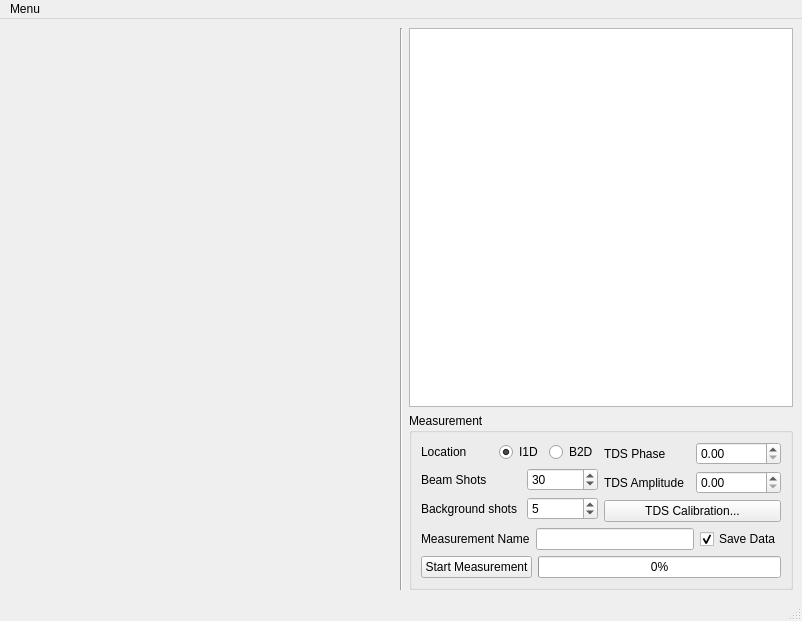
This is esme/gui/ui/esme_window.ui in st-walker/esme as Qt 5 draws it before an edit. The edited form follows.
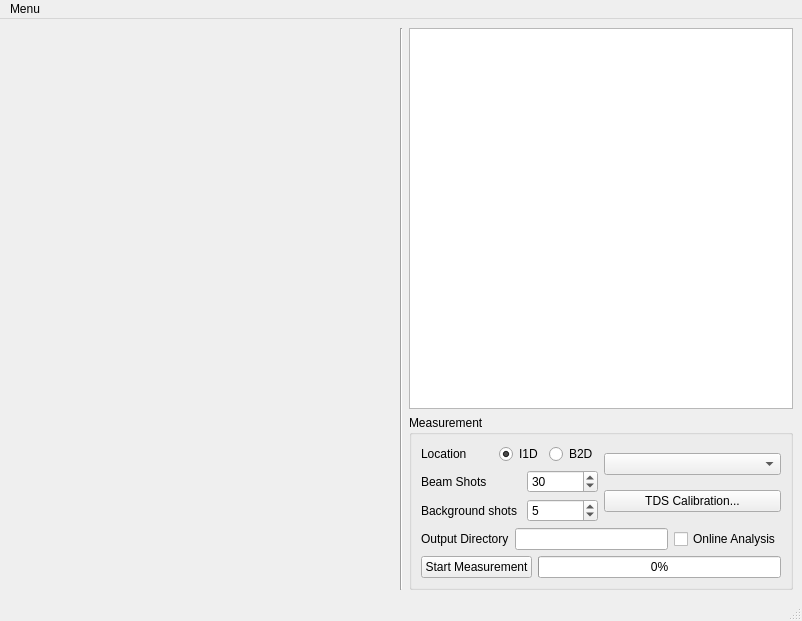
This is the edited form. Custom widgets are drawn as their Qt base class.

Patch:
```diff
--- a/esme/gui/ui/esme_window.ui
+++ b/esme/gui/ui/esme_window.ui
@@ -108,35 +108,7 @@
            </item>
            <item row="0" column="1">
             <layout class="QGridLayout" name="gridLayout_5">
-             <item row="0" column="0">
-              <layout class="QHBoxLayout" name="horizontalLayout_7">
-               <item>
-                <widget class="QLabel" name="label_4">
-                 <property name="text">
-                  <string>TDS Phase</string>
-                 </property>
-                </widget>
-               </item>
-               <item>
-                <widget class="QDoubleSpinBox" name="tds_phase"/>
-               </item>
-              </layout>
-             </item>
              <item row="1" column="0">
-              <layout class="QHBoxLayout" name="horizontalLayout_8">
-               <item>
-                <widget class="QLabel" name="label">
-                 <property name="text">
-                  <string>TDS Amplitude</string>
-                 </property>
-                </widget>
-               </item>
-               <item>
-                <widget class="QDoubleSpinBox" name="tds_amplitude"/>
-               </item>
-              </layout>
-             </item>
-             <item row="2" column="0">
               <widget class="QPushButton" name="tds_calibration_button">
                <property name="text">
                 <string>TDS Calibration...</string>
@@ -146,6 +118,9 @@
                </property>
               </widget>
              </item>
+             <item row="0" column="0">
+              <widget class="QComboBox" name="dispersion_setpoint_combo_box"/>
+             </item>
             </layout>
            </item>
            <item row="2" column="0" colspan="2">
@@ -183,7 +158,7 @@
              <item>
               <widget class="QLabel" name="measurement_name_label">
                <property name="text">
-                <string>Measurement Name</string>
+                <string>Output Directory</string>
                </property>
               </widget>
              </item>
@@ -200,10 +175,10 @@
              <item>
               <widget class="QCheckBox" name="save_data_checkbox">
                <property name="text">
-                <string>Save Data</string>
+                <string>Online Analysis</string>
                </property>
                <property name="checked">
-                <bool>true</bool>
+                <bool>false</bool>
                </property>
                <property name="tristate">
                 <bool>false</bool>
```
